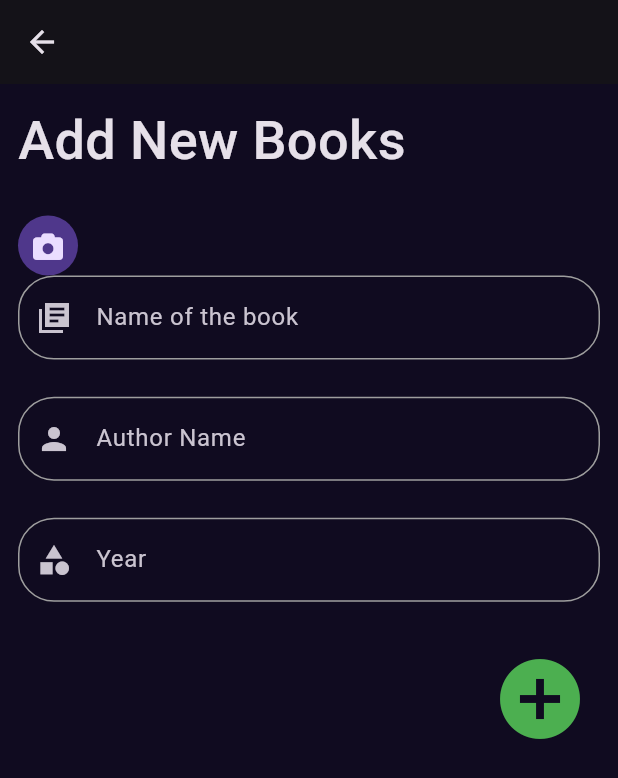
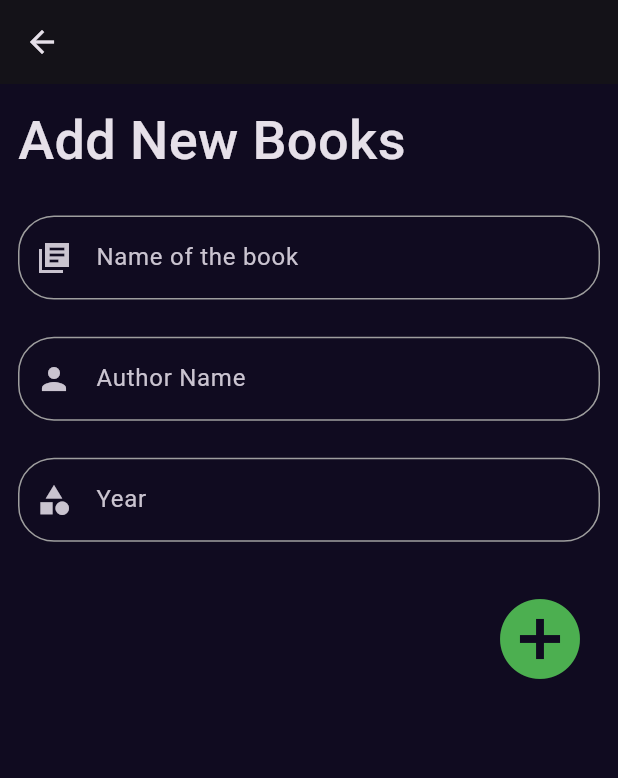
Before and after one commit to makdad-raee/books_test_app, a Flutter app: the screen it shows after launch, item 3 of the bottom bar chosen, on a phone screen of 412 x 824 dp. Shown: the top 778 px of the screen. Run offline on Flutter 3.47's test engine with Material 3 defaults, Android fonts, the phone set to English and light mode, and no system bars; our stand-ins replace cached_network_image, flutter_bloc, font_awesome_flutter, get, hive, hive_flutter; accounts and stored records are empty; network calls fail.

```diff
--- a/lib/Features/AddNewBooks/data/presentation/views/widgets/add_new_book_view_body.dart
+++ b/lib/Features/AddNewBooks/data/presentation/views/widgets/add_new_book_view_body.dart
@@ -5,7 +5,6 @@ import 'package:books_test_app/constants.dart';
 import 'package:flutter/material.dart';
 import 'package:flutter_bloc/flutter_bloc.dart';
 import 'package:font_awesome_flutter/font_awesome_flutter.dart';
-import 'package:get/get.dart';
 
 class AddNewBooksViewBody extends StatefulWidget {
   const AddNewBooksViewBody({super.key});
@@ -42,17 +41,6 @@ class _AddNewBooksViewBodyState extends State<AddNewBooksViewBody> {
                   ),
                   SizedBox(
                     height: height * 0.03,
-                  ),
-                  CircleAvatar(
-                    //backgroundColor: Theme.scaffoldBackgroundColor,
-                    radius: 20,
-                    child: IconButton(
-                      onPressed: () {},
-                      icon: const Icon(
-                        FontAwesomeIcons.camera,
-                        size: 20,
-                      ),
-                    ),
                   ),
                   CustomTExtFormField(
                       controller: ctegorycontroller,
@@ -91,10 +79,8 @@ class _AddNewBooksViewBodyState extends State<AddNewBooksViewBody> {
                             if (formkey.currentState!.validate()) {
                               BookCubit.get(context)
                                   .addBook(bookmodel: bookmodel);
-                                  Navigator.of(context).pop();
-                                  setState(() {
-
-                                  });
+                              Navigator.of(context).pop();
+                              setState(() {});
                             }
                           },
                           icon: const Icon(
--- a/lib/main.dart
+++ b/lib/main.dart
@@ -22,7 +22,7 @@ void main() async {
   await Hive.initFlutter();
   Hive.registerAdapter(BooksModelAdapter());
   await Hive.openBox<BooksModel>('books');
-    await Hive.openBox<BooksModel>('favourites');
+  await Hive.openBox<BooksModel>('favourites');
 
   runApp(const MyApp());
 }
--- a/pubspec.yaml
+++ b/pubspec.yaml
@@ -39,7 +39,7 @@ dependencies:
   font_awesome_flutter: ^10.7.0
   flutter_bloc: ^8.1.6
   cached_network_image: ^3.3.1
-  image_picker: ^1.0.8
+
   hive_flutter: ^1.1.0
   hive: ^2.2.3
   path_provider: ^2.1.3
```
Also changed, not shown: lib/Features/manger/cubit/books_cubit.dart (+1 -13 lines), lib/Features/saved_books.dart/presentation/views/saved_books_view.dart (+6 -3 lines), pubspec.lock, 7 other files.
